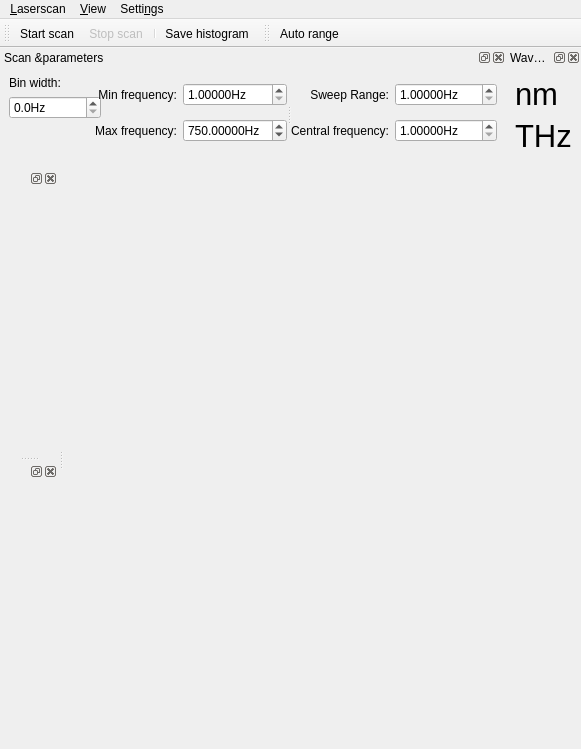
Qt form src/qudi/gui/wavemeter/ui_scanwindow.ui (bbuusshh/scudi) before a commit.
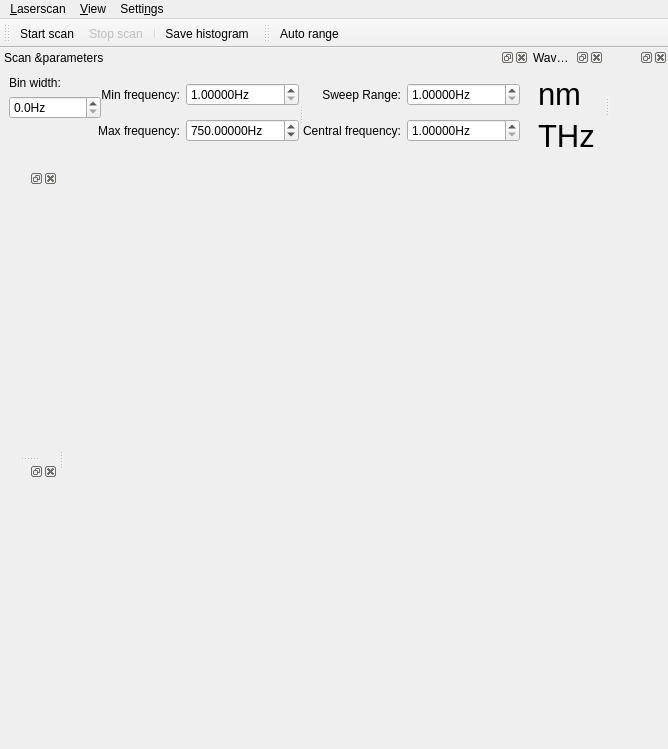
The same form after that commit. Icons and pictures are not drawn. Custom widgets are drawn as their Qt base class.

```diff
--- a/src/qudi/gui/wavemeter/ui_scanwindow.ui
+++ b/src/qudi/gui/wavemeter/ui_scanwindow.ui
@@ -6,7 +6,7 @@
    <rect>
     <x>0</x>
     <y>0</y>
-    <width>573</width>
+    <width>668</width>
     <height>749</height>
    </rect>
   </property>
@@ -25,7 +25,7 @@
     <rect>
      <x>0</x>
      <y>0</y>
-     <width>573</width>
+     <width>668</width>
      <height>21</height>
     </rect>
    </property>
@@ -146,7 +146,7 @@
        <property name="orientation">
         <enum>Qt::Horizontal</enum>
        </property>
-       <widget class="QWidget" name="">
+       <widget class="QWidget" name="layoutWidget">
         <layout class="QGridLayout" name="gridLayout">
          <item row="0" column="0">
           <widget class="QLabel" name="minLabel">
@@ -235,7 +235,7 @@
          </item>
         </layout>
        </widget>
-       <widget class="QWidget" name="">
+       <widget class="QWidget" name="layoutWidget2">
         <layout class="QGridLayout" name="gridLayout_3">
          <item row="0" column="0">
           <widget class="QLabel" name="label_2">
@@ -396,6 +396,15 @@
     <layout class="QGridLayout" name="gridLayout_5"/>
    </widget>
   </widget>
+  <widget class="QDockWidget" name="matrix_counts_log_dockWidget">
+   <property name="allowedAreas">
+    <set>Qt::LeftDockWidgetArea</set>
+   </property>
+   <attribute name="dockWidgetArea">
+    <number>4</number>
+   </attribute>
+   <widget class="QWidget" name="dockWidgetContents_3"/>
+  </widget>
   <action name="actionClose">
    <property name="icon">
     <iconset>
```
